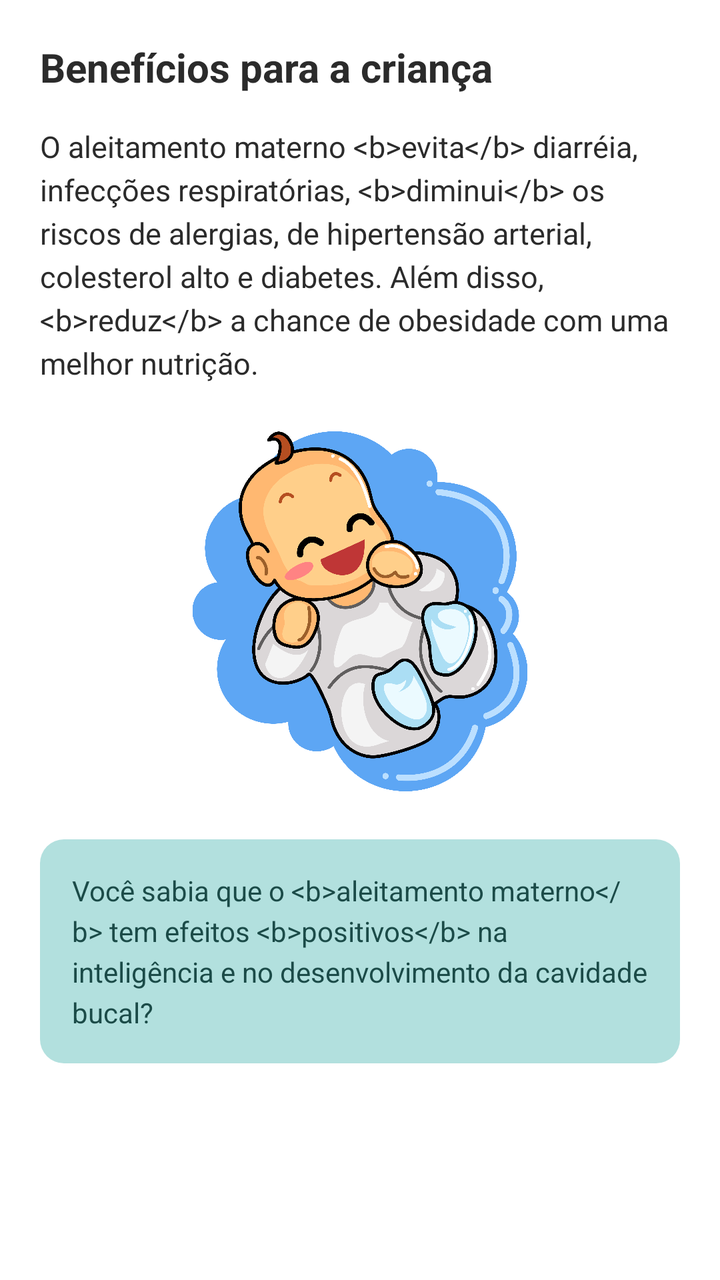
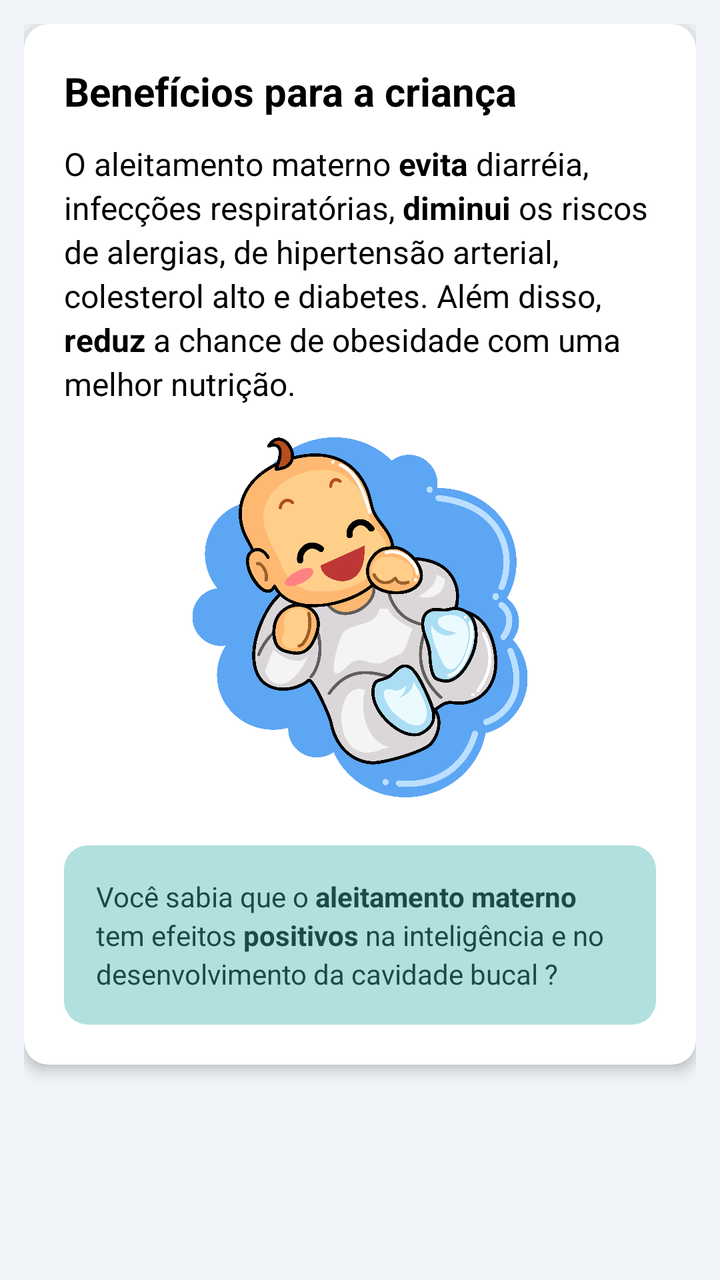

Two renders of the same Android screen: before a commit and after it. Below are the layout's source before the change and the commit's diff.
<!-- AndroidManifest.xml: application theme Theme.NutrirAGente -->
<!-- res/layout/activity_beneficios_crianca.xml -->
<?xml version="1.0" encoding="utf-8"?>
<LinearLayout xmlns:android="http://schemas.android.com/apk/res/android"
    xmlns:app="http://schemas.android.com/apk/res-auto"
    android:layout_width="match_parent"
    android:layout_height="match_parent"
    android:orientation="vertical"
    android:background="@color/background_white">



    
    <ScrollView
        android:layout_width="match_parent"
        android:layout_height="match_parent">

        <LinearLayout
            android:layout_width="match_parent"
            android:layout_height="wrap_content"
            android:orientation="vertical"
            android:padding="20dp">

            <TextView
                android:layout_width="wrap_content"
                android:layout_height="wrap_content"
                android:text="Benefícios para a criança"
                android:textColor="@color/text_primary"
                android:textSize="20sp"
                android:textStyle="bold" />

            <TextView
                android:layout_width="match_parent"
                android:layout_height="wrap_content"
                android:layout_marginTop="16dp"
                android:lineSpacingExtra="4dp"
                android:textColor="@color/text_primary"
                android:textSize="15sp"
                android:text="O aleitamento materno &lt;b&gt;evita&lt;/b&gt; diarréia, infecções respiratórias, &lt;b&gt;diminui&lt;/b&gt; os riscos de alergias, de hipertensão arterial, colesterol alto e diabetes. Além disso, &lt;b&gt;reduz&lt;/b&gt; a chance de obesidade com uma melhor nutrição." />

            <ImageView
                android:id="@+id/imgBebe"
                android:layout_width="180dp"
                android:layout_height="180dp"
                android:layout_marginTop="24dp"
                android:layout_gravity="center_horizontal"
                android:src="@drawable/bebe_feliz"
                android:contentDescription="Ilustração de bebê" />

            
            <LinearLayout
                android:layout_width="match_parent"
                android:layout_height="wrap_content"
                android:layout_marginTop="24dp"
                android:background="@drawable/bg_tip_mint"
                android:padding="16dp">

                <TextView
                    android:layout_width="match_parent"
                    android:layout_height="wrap_content"
                    android:textColor="@color/tip_mint_text"
                    android:textSize="14sp"
                    android:lineSpacingExtra="4dp"
                    android:text="Você sabia que o &lt;b&gt;aleitamento materno&lt;/b&gt; tem efeitos &lt;b&gt;positivos&lt;/b&gt; na inteligência e no desenvolvimento da cavidade bucal?" />
            </LinearLayout>

        </LinearLayout>
    </ScrollView>

</LinearLayout>
<!-- resources referenced by this layout -->
<resources>
  <color name="background_white">#FFFFFF</color>
  <color name="text_primary">#2B2B2B</color>
  <color name="tip_mint_text">#1B4B48</color>
  <!-- drawable bebe_feliz: png bitmap (drawable, 404269 bytes) -->
  <!-- drawable bg_tip_mint (drawable) -->
  <?xml version="1.0" encoding="utf-8"?>
  <shape xmlns:android="http://schemas.android.com/apk/res/android"
      android:shape="rectangle">
      <solid android:color="@color/tip_mint_background" />
      <corners android:radius="12dp" />
  </shape>
  <style name="Theme.NutrirAGente" parent="Theme.MaterialComponents.Light.NoActionBar">
          
          <item name="colorPrimary">@color/purple_500</item>
          <item name="colorPrimaryVariant">@color/blue_toolbar</item>
          <item name="colorOnPrimary">@color/white</item>
          <item name="colorOnPrimaryFixedVariant">@color/blue_toolbar</item>
          
          <item name="colorSecondary">@color/teal_200</item>
          <item name="colorSecondaryVariant">@color/teal_700</item>
          <item name="colorOnSecondary">@color/black</item>
          
          <item name="android:statusBarColor">@color/blue_toolbar</item>
          
      </style>
  <color name="tip_mint_background">#B2E0DE</color>
  <color name="purple_500">#FF6200EE</color>
  <color name="blue_toolbar">#272643</color>
  <color name="white">#FFFFFFFF</color>
  <color name="teal_200">#FF03DAC5</color>
  <color name="teal_700">#FF018786</color>
  <color name="black">#FF000000</color>
</resources>

<!-- the commit's change to res/layout/activity_beneficios_crianca.xml (unified diff, before → after) -->
@@ -1,68 +1,95 @@
 <?xml version="1.0" encoding="utf-8"?>
-<LinearLayout xmlns:android="http://schemas.android.com/apk/res/android"
+<androidx.coordinatorlayout.widget.CoordinatorLayout
+    xmlns:android="http://schemas.android.com/apk/res/android"
     xmlns:app="http://schemas.android.com/apk/res-auto"
     android:layout_width="match_parent"
     android:layout_height="match_parent"
-    android:orientation="vertical"
-    android:background="@color/background_white">
-
-
+    android:background="@color/gray">
 
     
-    <ScrollView
+    <com.google.android.material.appbar.AppBarLayout
         android:layout_width="match_parent"
-        android:layout_height="match_parent">
+        android:layout_height="wrap_content"
+        android:background="@color/blue_toolbar"
+        app:elevation="12dp">
+
+    </com.google.android.material.appbar.AppBarLayout>
+
+    <androidx.core.widget.NestedScrollView
+        android:layout_width="match_parent"
+        android:layout_height="match_parent"
+        app:layout_behavior="@string/appbar_scrolling_view_behavior">
 
         <LinearLayout
             android:layout_width="match_parent"
             android:layout_height="wrap_content"
             android:orientation="vertical"
-            android:padding="20dp">
+            android:padding="12dp">
 
-            <TextView
-                android:layout_width="wrap_content"
-                android:layout_height="wrap_content"
-                android:text="Benefícios para a criança"
-                android:textColor="@color/text_primary"
-                android:textSize="20sp"
-                android:textStyle="bold" />
-
-            <TextView
+            <androidx.cardview.widget.CardView
                 android:layout_width="match_parent"
                 android:layout_height="wrap_content"
-                android:layout_marginTop="16dp"
-                android:lineSpacingExtra="4dp"
-                android:textColor="@color/text_primary"
-                android:textSize="15sp"
-                android:text="O aleitamento materno &lt;b&gt;evita&lt;/b&gt; diarréia, infecções respiratórias, &lt;b&gt;diminui&lt;/b&gt; os riscos de alergias, de hipertensão arterial, colesterol alto e diabetes. Além disso, &lt;b&gt;reduz&lt;/b&gt; a chance de obesidade com uma melhor nutrição." />
+                android:layout_marginBottom="16dp"
+                app:cardCornerRadius="12dp"
+                app:cardElevation="4dp">
 
-            <ImageView
-                android:id="@+id/imgBebe"
-                android:layout_width="180dp"
-                android:layout_height="180dp"
-                android:layout_marginTop="24dp"
-                android:layout_gravity="center_horizontal"
-                android:src="@drawable/bebe_feliz"
-                android:contentDescription="Ilustração de bebê" />
-
-            
-            <LinearLayout
-                android:layout_width="match_parent"
-                android:layout_height="wrap_content"
-                android:layout_marginTop="24dp"
-                android:background="@drawable/bg_tip_mint"
-                android:padding="16dp">
-
-                <TextView
+                <LinearLayout
                     android:layout_width="match_parent"
                     android:layout_height="wrap_content"
-                    android:textColor="@color/tip_mint_text"
-                    android:textSize="14sp"
-                    android:lineSpacingExtra="4dp"
-                    android:text="Você sabia que o &lt;b&gt;aleitamento materno&lt;/b&gt; tem efeitos &lt;b&gt;positivos&lt;/b&gt; na inteligência e no desenvolvimento da cavidade bucal?" />
-            </LinearLayout>
+                    android:orientation="vertical"
+                    android:padding="20dp">
+
+                    
+                    <TextView
+                        android:layout_width="wrap_content"
+                        android:layout_height="wrap_content"
+                        android:layout_marginBottom="12dp"
+                        android:text="Benefícios para a criança"
+                        android:textColor="@android:color/black"
+                        android:textSize="20sp"
+                        android:textStyle="bold" />
+
+                    
+                    <TextView
+                        android:layout_width="match_parent"
+                        android:layout_height="wrap_content"
+                        android:layout_marginBottom="8dp"
+                        android:lineSpacingExtra="3dp"
+                        android:textColor="@color/black"
+                        android:textSize="16sp"
+                        android:text="@string/benef_crianca" />
+
+                    
+                    <ImageView
+                        android:id="@+id/imgBebe"
+                        android:layout_width="180dp"
+                        android:layout_height="180dp"
+                        android:layout_gravity="center_horizontal"
+                        android:layout_marginVertical="8dp"
+                        android:src="@drawable/bebe_feliz"
+                        android:contentDescription="Ilustração de bebê" />
+
+                    
+                    <LinearLayout
+                        android:layout_width="match_parent"
+                        android:layout_height="wrap_content"
+                        android:layout_marginTop="16dp"
+                        android:background="@drawable/bg_tip_mint"
+                        android:padding="16dp">
+
+                        <TextView
+                            android:layout_width="match_parent"
+                            android:layout_height="wrap_content"
+                            android:textColor="@color/tip_mint_text"
+                            android:textSize="14sp"
+                            android:lineSpacingExtra="3dp"
+                            android:text="@string/benef_crianca2" />
+                    </LinearLayout>
+
+                </LinearLayout>
+            </androidx.cardview.widget.CardView>
 
         </LinearLayout>
-    </ScrollView>
+    </androidx.core.widget.NestedScrollView>
 
-</LinearLayout>
+</androidx.coordinatorlayout.widget.CoordinatorLayout>
<!-- resource entries referenced after the edit -->
@@ -1,7 +1,5 @@
 <!-- resources referenced by this layout -->
 <resources>
-  <color name="background_white">#FFFFFF</color>
-  <color name="text_primary">#2B2B2B</color>
   <color name="tip_mint_text">#1B4B48</color>
   <!-- drawable bebe_feliz: png bitmap (drawable, 404269 bytes) -->
   <!-- drawable bg_tip_mint (drawable) -->
@@ -11,6 +9,8 @@
       <solid android:color="@color/tip_mint_background" />
       <corners android:radius="12dp" />
   </shape>
+  <string name="benef_crianca">O aleitamento materno <b>evita</b> diarréia, infecções respiratórias, <b>diminui</b> os riscos de alergias, de hipertensão arterial, colesterol alto e diabetes. Além disso, <b>reduz</b> a chance de obesidade com uma melhor nutrição.</string>
+  <string name="benef_crianca2">Você sabia que o <b>aleitamento materno</b> tem efeitos <b>positivos</b> na inteligência e no desenvolvimento da cavidade bucal ?</string>
   <style name="Theme.NutrirAGente" parent="Theme.MaterialComponents.Light.NoActionBar">
           
           <item name="colorPrimary">@color/purple_500</item>
@@ -28,6 +28,7 @@
   <color name="tip_mint_background">#B2E0DE</color>
   <color name="purple_500">#FF6200EE</color>
   <color name="blue_toolbar">#272643</color>
+  <color name="gray">#F1F4F8</color>
   <color name="white">#FFFFFFFF</color>
   <color name="teal_200">#FF03DAC5</color>
   <color name="teal_700">#FF018786</color>
